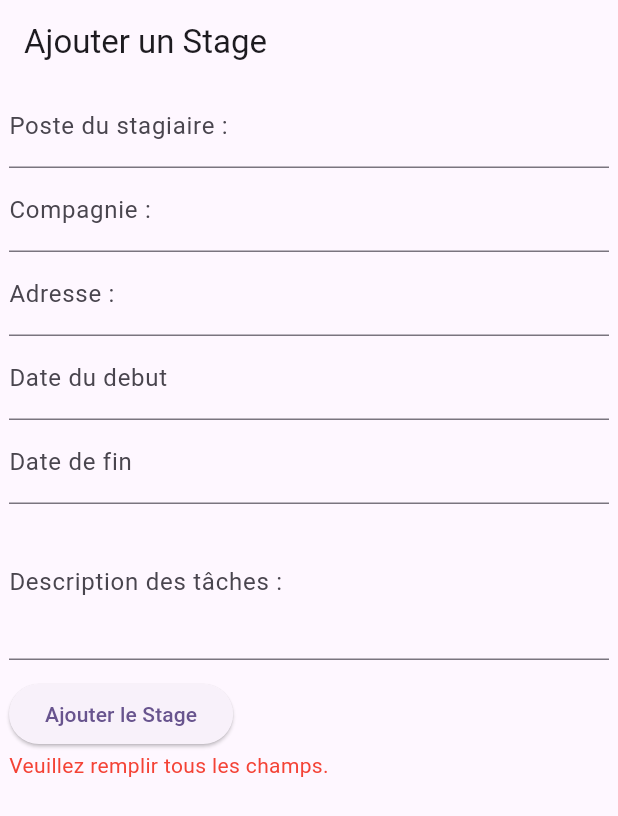
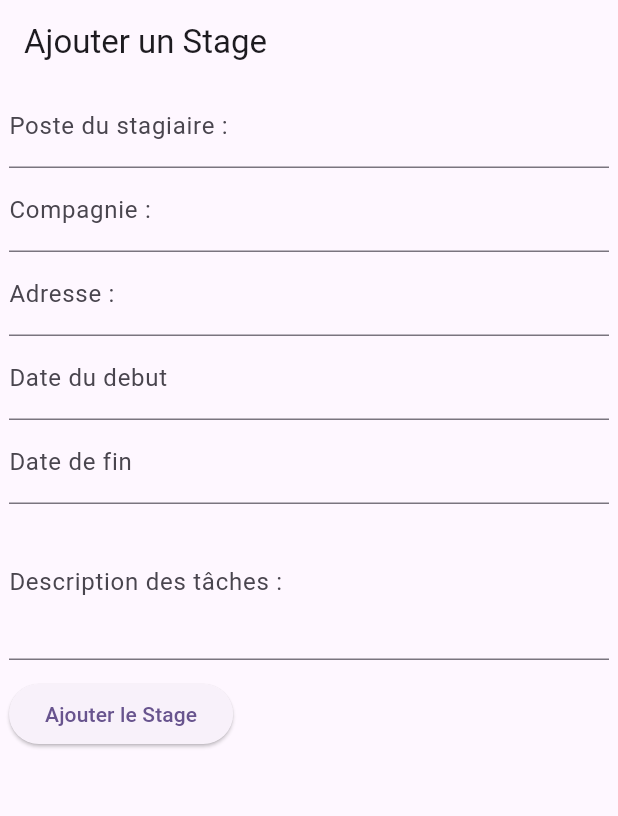
Before and after one commit to MrChoppy/ProjetStage, a Flutter app: the CreationStage screen opened directly, after a tap on "Ajouter le Stage", on a phone screen of 412 x 824 dp. Shown: the top 816 px of the screen. Run offline on Flutter 3.47's test engine with Material 2 defaults, Android fonts, the light colour scheme and no system bars; our stand-ins replace cloud_firestore, firebase_auth, firebase_core; accounts and stored records are empty.

Commit message:
FAIT: Fix duplication de stage (aucune redirection, spam bouton creer stage)

```diff
--- a/lib/pages/creationStage.dart
+++ b/lib/pages/creationStage.dart
@@ -1,6 +1,8 @@
 import 'package:flutter/material.dart';
 import '/authentication.dart';
 import 'package:intl/intl.dart';
+import '../menus/menu_employeur.dart';
+
 
 class CreationStage extends StatefulWidget {
   const CreationStage({super.key});
@@ -99,7 +101,6 @@ class _CreationStageState extends State<CreationStage> {
                       dateFin.isEmpty) {
                     setState(() {
                       message = 'Veuillez remplir tous les champs.';
-
                     });
                   } else {
                     addStage(context, poste, compagnie, adresse, dateDebut,
@@ -107,19 +108,16 @@ class _CreationStageState extends State<CreationStage> {
                     setState(() {
                       message = 'Stage ajouté!';
                     });
+
+                    // Redirection vers la page MenuEmployeur au lieu de StagesEmployeur
+                    Navigator.pushReplacement(
+                        context,
+                        MaterialPageRoute(
+                            builder: (context) => MenuEmployeur()));
                   }
                 },
                 child: const Text('Ajouter le Stage'),
-              ),
-              Container(
-                child: Text(
-                  message,
-                  style: TextStyle(
-                    color: message == 'Stage ajouté!' ? Colors.green : Colors.red,
-                  ),
-                ),
               )
-
             ],
           ),
         ),
```
Lines whose indentation alone changed are shown as unchanged.
